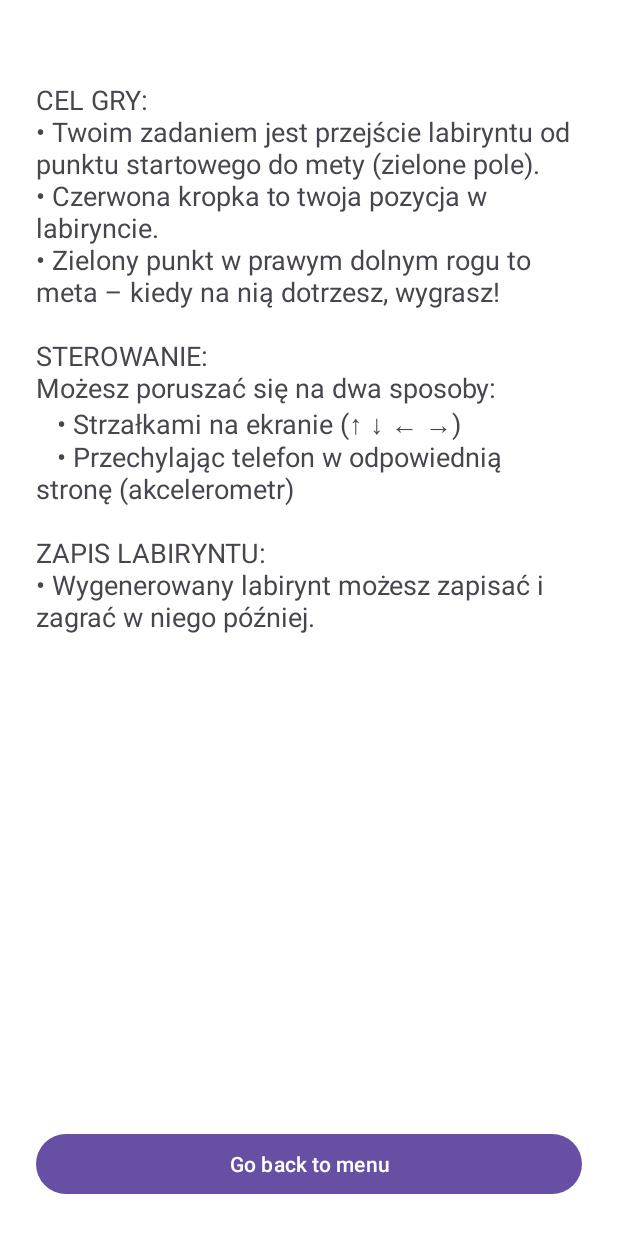
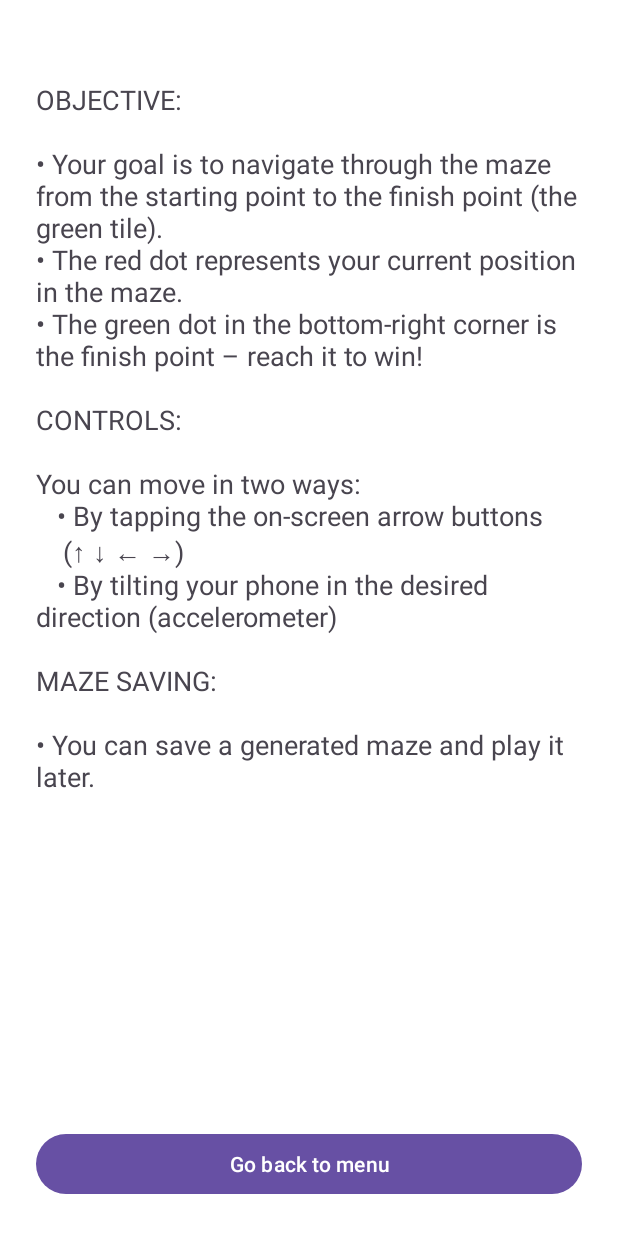
Before and after one commit to olivblvck/Maze, an Android app: the RulesActivity screen opened directly, with no data from a screen before it, on a phone screen of 412 x 824 dp. Shown: the top 1233 px of the screen. Run offline under Robolectric (Android 15) with nearby library versions, the light colour scheme and no system bars.

Commit message:
English game rules updated

```diff
--- a/app/src/main/java/com/example/maze/RulesActivity.java
+++ b/app/src/main/java/com/example/maze/RulesActivity.java
@@ -14,18 +14,18 @@ public class RulesActivity extends AppCompatActivity {
         // Display the game rules in the text view
         TextView textView = findViewById(R.id.text_rules);
         textView.setText(
-                "CEL GRY:\n" +
-                        "• Twoim zadaniem jest przejście labiryntu od punktu startowego do mety (zielone pole).\n" +
-                        "• Czerwona kropka to twoja pozycja w labiryncie.\n" +
-                        "• Zielony punkt w prawym dolnym rogu to meta – kiedy na nią dotrzesz, wygrasz!\n\n" +
+                "OBJECTIVE:\n\n" +
+                        "• Your goal is to navigate through the maze from the starting point to the finish point (the green tile).\n" +
+                        "• The red dot represents your current position in the maze.\n" +
+                        "• The green dot in the bottom-right corner is the finish point – reach it to win!\n\n" +
 
-                        "STEROWANIE:\n" +
-                        "Możesz poruszać się na dwa sposoby:\n" +
-                        "   • Strzałkami na ekranie (↑ ↓ ← →)\n" +
-                        "   • Przechylając telefon w odpowiednią stronę (akcelerometr)\n\n" +
+                        "CONTROLS:\n\n" +
+                        "You can move in two ways:\n" +
+                        "   • By tapping the on-screen arrow buttons \n \t (↑ ↓ ← →)\n" +
+                        "   • By tilting your phone in the desired direction (accelerometer)\n\n" +
 
-                        "ZAPIS LABIRYNTU:\n" +
-                        "• Wygenerowany labirynt możesz zapisać i zagrać w niego później.\n"
+                        "MAZE SAVING:\n\n" +
+                        "• You can save a generated maze and play it later.\n\n\n\n"
         );
 
         // Return to the previous screen when button is clicked
```
